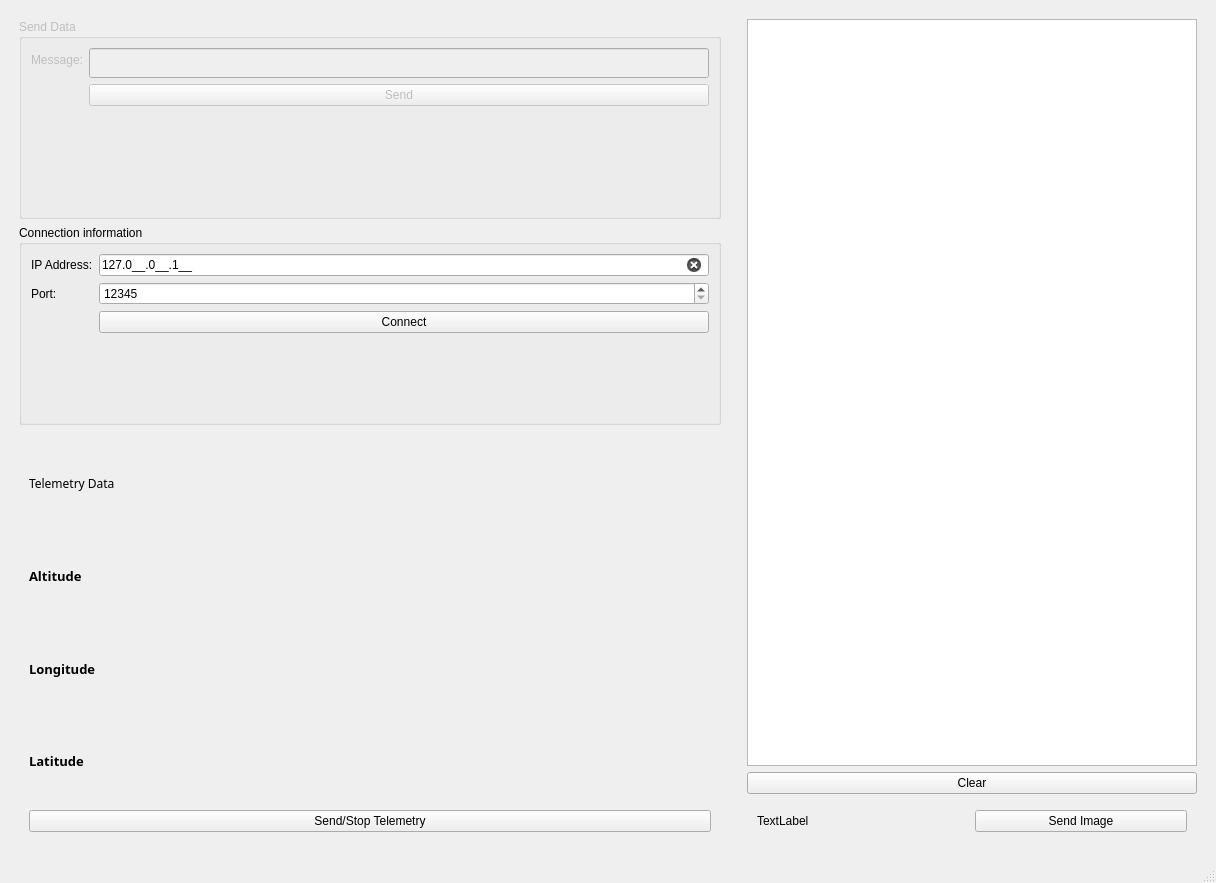
guavadel/MAJOR, file Simulator_uav/mainwindow.ui: the form before one commit.
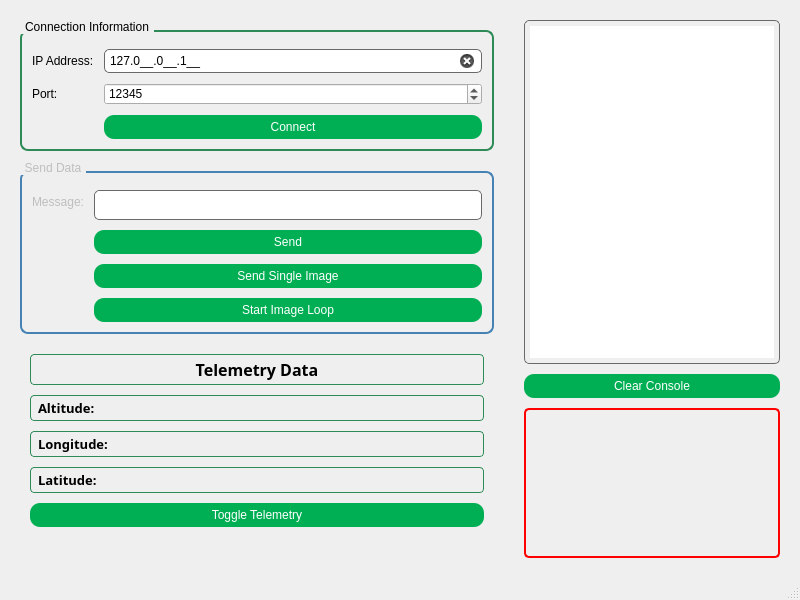
The form after the commit.

```diff
--- a/Simulator_uav/mainwindow.ui
+++ b/Simulator_uav/mainwindow.ui
@@ -6,41 +6,116 @@
    <rect>
     <x>0</x>
     <y>0</y>
-    <width>1216</width>
-    <height>883</height>
+    <width>800</width>
+    <height>600</height>
    </rect>
   </property>
   <property name="sizePolicy">
-   <sizepolicy hsizetype="Expanding" vsizetype="Expanding">
+   <sizepolicy hsizetype="Preferred" vsizetype="Fixed">
     <horstretch>0</horstretch>
     <verstretch>0</verstretch>
    </sizepolicy>
   </property>
+  <property name="minimumSize">
+   <size>
+    <width>700</width>
+    <height>600</height>
+   </size>
+  </property>
   <property name="windowTitle">
    <string>Client</string>
   </property>
   <property name="styleSheet">
-   <string notr="true">#lnIPAddress[state = &quot;0&quot;]{
-
-        background-color: rgb(234, 0, 0);
+   <string notr="true">
+#lnIPAddress[state = "0"] {
+    background-color: rgb(234, 0, 0);
 }
-
-#lnIPAddress[state = &quot;1&quot;]{
-
-        background-color: rgb(67, 135, 100);
+#lnIPAddress[state = "1"] {
+    background-color: rgb(67, 135, 100);
 }
-</string>
+QPushButton {
+    background-color: #00AF54;
+    color: white;
+    border-radius: 10px;
+    padding: 5px;
+}
+QPushButton:hover {
+    background-color: #00CC66;
+}
+#groupBox {
+    border: 2px solid #2E8B57; /* Sea green for Connection Information */
+    border-radius: 8px;
+    padding: 10px;
+    margin-top: 10px;
+}
+#grpSendData {
+    border: 2px solid #4682B4; /* Steel blue for Send Data */
+    border-radius: 8px;
+    padding: 10px;
+    margin-top: 10px;
+}
+QGroupBox::title {
+    subcontrol-origin: margin;
+    subcontrol-position: top left;
+    padding: 0 3px;
+}
+QLineEdit {
+    border: 1px solid #696969;
+    border-radius: 5px;
+    padding: 3px;
+}
+QLineEdit:focus {
+    border: 1px solid #00AF54;
+}
+#lstConsole {
+    border: 1px solid #696969;
+    border-radius: 5px;
+    padding: 5px;
+}
+#altLabel, #lonLabel, #latLabel {
+    border: 1px solid #2E8B57;
+    border-radius: 4px;
+    padding: 3px;
+}
+#label_4 {
+    border: 1px solid #2E8B57;
+    border-radius: 4px;
+    padding: 3px;
+}
+#imageLabel {
+    border: 2px solid red;
+    border-radius: 5px;
+}
+   </string>
   </property>
   <widget class="QWidget" name="centralwidget">
    <property name="sizePolicy">
-    <sizepolicy hsizetype="MinimumExpanding" vsizetype="Preferred">
+    <sizepolicy hsizetype="Preferred" vsizetype="Fixed">
      <horstretch>0</horstretch>
      <verstretch>0</verstretch>
     </sizepolicy>
    </property>
    <layout class="QHBoxLayout" name="horizontalLayout">
+    <property name="spacing">
+     <number>10</number>
+    </property>
+    <property name="leftMargin">
+     <number>10</number>
+    </property>
+    <property name="topMargin">
+     <number>10</number>
+    </property>
+    <property name="rightMargin">
+     <number>10</number>
+    </property>
+    <property name="bottomMargin">
+     <number>10</number>
+    </property>
     <item>
      <layout class="QVBoxLayout" name="verticalLayout_4">
+      <property name="spacing">
+       <number>10</number>
+      </property>
       <property name="leftMargin">
        <number>10</number>
       </property>
@@ -53,75 +128,24 @@
       <property name="bottomMargin">
        <number>10</number>
       </property>
-      <item>
-       <widget class="QGroupBox" name="grpSendData">
-        <property name="enabled">
-         <bool>false</bool>
-        </property>
-        <property name="sizePolicy">
-         <sizepolicy hsizetype="Minimum" vsizetype="Minimum">
-          <horstretch>0</horstretch>
-          <verstretch>0</verstretch>
-         </sizepolicy>
-        </property>
-        <property name="maximumSize">
-         <size>
-          <width>16777215</width>
-          <height>200</height>
-         </size>
-        </property>
-        <property name="title">
-         <string>Send Data</string>
-        </property>
-        <layout class="QFormLayout" name="formLayout_2">
-         <item row="0" column="0">
-          <widget class="QLabel" name="label_3">
-           <property name="text">
-            <string>Message:</string>
-           </property>
-          </widget>
-         </item>
-         <item row="0" column="1">
-          <widget class="QLineEdit" name="lnMessage">
-           <property name="minimumSize">
-            <size>
-             <width>0</width>
-             <height>30</height>
-            </size>
-           </property>
-           <property name="text">
-            <string/>
-           </property>
-           <property name="clearButtonEnabled">
-            <bool>true</bool>
-           </property>
-           <property name="state" stdset="0">
-            <string/>
-           </property>
-          </widget>
-         </item>
-         <item row="1" column="1">
-          <widget class="QPushButton" name="btnSend">
-           <property name="text">
-            <string>Send</string>
-           </property>
-          </widget>
-         </item>
-        </layout>
-       </widget>
-      </item>
       <item>
        <widget class="QGroupBox" name="groupBox">
-        <property name="maximumSize">
-         <size>
-          <width>16777215</width>
-          <height>200</height>
-         </size>
+        <property name="sizePolicy">
+         <sizepolicy hsizetype="Preferred" vsizetype="Preferred">
+          <horstretch>0</horstretch>
+          <verstretch>0</verstretch>
+         </sizepolicy>
         </property>
         <property name="title">
-         <string>Connection information</string>
+         <string>Connection Information</string>
         </property>
         <layout class="QFormLayout" name="formLayout">
+         <property name="horizontalSpacing">
+          <number>10</number>
+         </property>
+         <property name="verticalSpacing">
+          <number>10</number>
+         </property>
          <item row="0" column="0">
           <widget class="QLabel" name="label">
            <property name="text">
@@ -155,11 +179,14 @@
          <item row="1" column="1">
           <widget class="QSpinBox" name="spnPort">
            <property name="minimum">
-            <number>12345</number>
+            <number>1024</number>
            </property>
            <property name="maximum">
             <number>65535</number>
            </property>
+           <property name="value">
+            <number>12345</number>
+           </property>
           </widget>
          </item>
          <item row="2" column="1">
@@ -172,10 +199,75 @@
         </layout>
        </widget>
       </item>
+      <item>
+       <widget class="QGroupBox" name="grpSendData">
+        <property name="enabled">
+         <bool>false</bool>
+        </property>
+        <property name="sizePolicy">
+         <sizepolicy hsizetype="Preferred" vsizetype="Preferred">
+          <horstretch>0</horstretch>
+          <verstretch>0</verstretch>
+         </sizepolicy>
+        </property>
+        <property name="title">
+         <string>Send Data</string>
+        </property>
+        <layout class="QFormLayout" name="formLayout_2">
+         <property name="horizontalSpacing">
+          <number>10</number>
+         </property>
+         <property name="verticalSpacing">
+          <number>10</number>
+         </property>
+         <item row="0" column="0">
+          <widget class="QLabel" name="label_3">
+           <property name="text">
+            <string>Message:</string>
+           </property>
+          </widget>
+         </item>
+         <item row="0" column="1">
+          <widget class="QLineEdit" name="lnMessage">
+           <property name="minimumSize">
+            <size>
+             <width>150</width>
+             <height>30</height>
+            </size>
+           </property>
+           <property name="clearButtonEnabled">
+            <bool>true</bool>
+           </property>
+          </widget>
+         </item>
+         <item row="1" column="1">
+          <widget class="QPushButton" name="btnSend">
+           <property name="text">
+            <string>Send</string>
+           </property>
+          </widget>
+         </item>
+         <item row="2" column="1">
+          <widget class="QPushButton" name="sendImageButton">
+           <property name="text">
+            <string>Send Single Image</string>
+           </property>
+          </widget>
+         </item>
+         <item row="3" column="1">
+          <widget class="QPushButton" name="imagesLabel">
+           <property name="text">
+            <string>Start Image Loop</string>
+           </property>
+          </widget>
+         </item>
+        </layout>
+       </widget>
+      </item>
       <item>
        <layout class="QVBoxLayout" name="verticalLayout_5">
         <property name="spacing">
-         <number>7</number>
+         <number>10</number>
         </property>
         <property name="leftMargin">
          <number>10</number>
@@ -194,11 +286,16 @@
           <property name="font">
            <font>
             <family>Arial Rounded MT</family>
+            <pointsize>12</pointsize>
+            <bold>true</bold>
            </font>
           </property>
           <property name="text">
            <string>Telemetry Data</string>
           </property>
+          <property name="alignment">
+           <set>Qt::AlignmentFlag::AlignCenter</set>
+          </property>
          </widget>
         </item>
         <item>
@@ -211,7 +308,7 @@
            </font>
           </property>
           <property name="text">
-           <string>Altitude</string>
+           <string>Altitude:</string>
           </property>
          </widget>
         </item>
@@ -225,7 +322,7 @@
            </font>
           </property>
           <property name="text">
-           <string>Longitude</string>
+           <string>Longitude:</string>
           </property>
          </widget>
         </item>
@@ -239,112 +336,104 @@
            </font>
           </property>
           <property name="text">
-           <string>Latitude</string>
+           <string>Latitude:</string>
           </property>
          </widget>
         </item>
         <item>
          <widget class="QPushButton" name="sendTelemetryButton">
           <property name="text">
-           <string>Send/Stop Telemetry</string>
+           <string>Toggle Telemetry</string>
           </property>
          </widget>
         </item>
        </layout>
       </item>
+      <item>
+       <spacer name="verticalSpacer">
+        <property name="orientation">
+         <enum>Qt::Orientation::Vertical</enum>
+        </property>
+        <property name="sizeHint" stdset="0">
+         <size>
+          <width>20</width>
+          <height>40</height>
+         </size>
+        </property>
+       </spacer>
+      </item>
      </layout>
     </item>
     <item>
-     <layout class="QGridLayout" name="gridLayout">
-      <item row="0" column="0">
-       <layout class="QVBoxLayout" name="verticalLayout">
-        <property name="sizeConstraint">
-         <enum>QLayout::SizeConstraint::SetDefaultConstraint</enum>
+     <layout class="QVBoxLayout" name="verticalLayout">
+      <property name="spacing">
+       <number>10</number>
+      </property>
+      <property name="leftMargin">
+       <number>10</number>
+      </property>
+      <property name="topMargin">
+       <number>10</number>
+      </property>
+      <property name="rightMargin">
+       <number>10</number>
+      </property>
+      <property name="bottomMargin">
+       <number>10</number>
+      </property>
+      <item>
+       <widget class="QListWidget" name="lstConsole">
+        <property name="sizePolicy">
+         <sizepolicy hsizetype="Preferred" vsizetype="Expanding">
+          <horstretch>0</horstretch>
+          <verstretch>0</verstretch>
+         </sizepolicy>
         </property>
-        <property name="leftMargin">
-         <number>10</number>
+        <property name="minimumSize">
+         <size>
+          <width>200</width>
+          <height>200</height>
+         </size>
         </property>
-        <property name="topMargin">
-         <number>10</number>
+       </widget>
+      </item>
+      <item>
+       <widget class="QPushButton" name="btnClear">
+        <property name="sizePolicy">
+         <sizepolicy hsizetype="Preferred" vsizetype="Fixed">
+          <horstretch>0</horstretch>
+          <verstretch>0</verstretch>
+         </sizepolicy>
         </property>
-        <property name="rightMargin">
-         <number>10</number>
+        <property name="text">
+         <string>Clear Console</string>
         </property>
-        <property name="bottomMargin">
-         <number>10</number>
+       </widget>
+      </item>
+      <item>
+       <widget class="QLabel" name="imageLabel">
+        <property name="sizePolicy">
+         <sizepolicy hsizetype="Preferred" vsizetype="Preferred">
+          <horstretch>0</horstretch>
+          <verstretch>0</verstretch>
+         </sizepolicy>
         </property>
-        <item>
-         <widget class="QListWidget" name="lstConsole">
-          <property name="enabled">
-           <bool>true</bool>
-          </property>
-          <property name="sizePolicy">
-           <sizepolicy hsizetype="Fixed" vsizetype="Fixed">
-            <horstretch>0</horstretch>
-            <verstretch>0</verstretch>
-           </sizepolicy>
-          </property>
-          <property name="minimumSize">
-           <size>
-            <width>450</width>
-            <height>0</height>
-           </size>
-          </property>
-          <property name="maximumSize">
-           <size>
-            <width>0</width>
-            <height>99999</height>
-           </size>
-          </property>
-         </widget>
-        </item>
-        <item>
-         <widget class="QPushButton" name="btnClear">
-          <property name="sizePolicy">
-           <sizepolicy hsizetype="Minimum" vsizetype="Fixed">
-            <horstretch>0</horstretch>
-            <verstretch>0</verstretch>
-           </sizepolicy>
-          </property>
-          <property name="text">
-           <string>Clear</string>
-          </property>
-         </widget>
-        </item>
-        <item>
-         <layout class="QHBoxLayout" name="horizontalLayout_3">
-          <property name="sizeConstraint">
-           <enum>QLayout::SizeConstraint::SetFixedSize</enum>
-          </property>
-          <property name="leftMargin">
-           <number>10</number>
-          </property>
-          <property name="topMargin">
-           <number>10</number>
-          </property>
-          <property name="rightMargin">
-           <number>10</number>
-          </property>
-          <property name="bottomMargin">
-           <number>10</number>
-          </property>
-          <item>
-           <widget class="QLabel" name="imageLabel">
-            <property name="text">
-             <string>TextLabel</string>
-            </property>
-           </widget>
-          </item>
-          <item>
-           <widget class="QPushButton" name="sendImageButton">
-            <property name="text">
-             <string>Send Image</string>
-            </property>
-           </widget>
-          </item>
-         </layout>
-        </item>
-       </layout>
+        <property name="minimumSize">
+         <size>
+          <width>200</width>
+          <height>150</height>
+         </size>
+        </property>
+        <property name="text">
+         <string/>
+        </property>
+        <property name="scaledContents">
+         <bool>true</bool>
+        </property>
+        <property name="alignment">
+         <set>Qt::AlignmentFlag::AlignCenter</set>
+         </property>
+       </widget>
       </item>
      </layout>
     </item>
```
Left out of the diff: 8 changed lines with no effect on the pictures.
